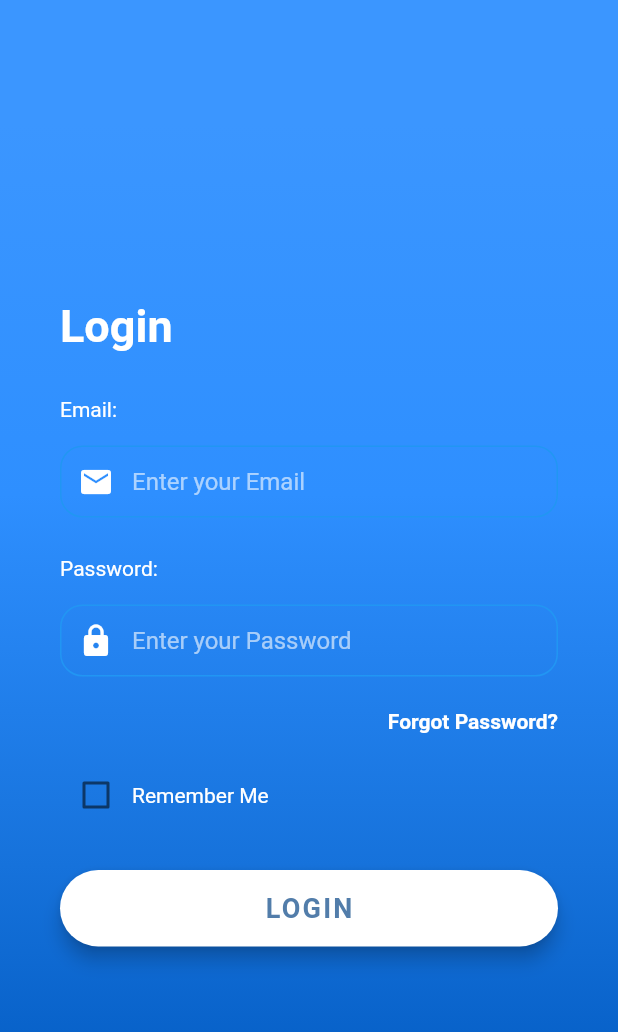
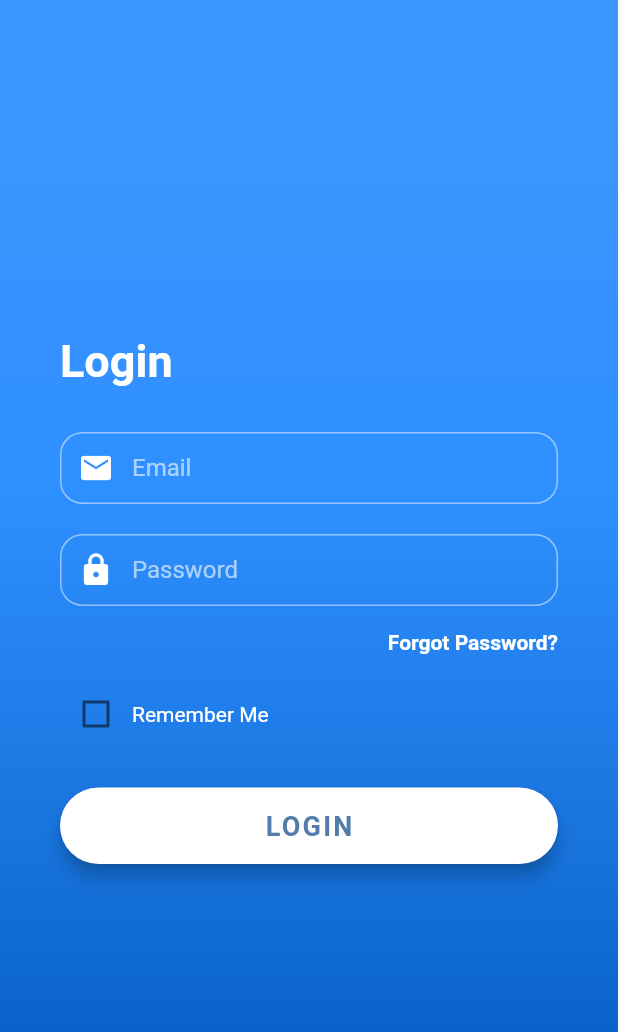
Before and after one commit to nathanpalamuttam/ShelterConnectOld, a Flutter app: the screen it shows after launch, after a tap on "LOGIN", on a phone screen of 412 x 824 dp. Shown: the top 1032 px of the screen. Run offline on Flutter 3.47's test engine with Material 2 defaults, Android fonts, the phone set to English and light mode, and no system bars; our stand-ins replace firebase_auth, google_fonts, google_maps_flutter, google_sign_in; accounts and stored records are empty.

Commit message:
Clean up login page + add more constants

```diff
--- a/lib/components/login_page_buttons.dart
+++ b/lib/components/login_page_buttons.dart
@@ -1,143 +1,59 @@
 import 'package:flutter/material.dart';
 import 'package:flutter/services.dart';
+import 'package:flutter_app/constants.dart';
 
 //TODO: Consolidate components
 
-class EmailText extends StatelessWidget {
-  final String buttonText;
+class RoundedTextField extends StatelessWidget {
+  final String hintText;
+  final IconData icon;
+  final Function onChanged;
+  final bool obscureText;
 
-  EmailText(this.buttonText);
+  RoundedTextField({this.hintText, this.icon, this.onChanged, this.obscureText = false});
 
   @override
   Widget build(BuildContext context) {
     return Column(
       crossAxisAlignment: CrossAxisAlignment.center,
       children: <Widget>[
-        Container(
-          child: Text(
-            buttonText,
-            style: TextStyle(
-              color: Colors.white,
-            )
-          ),
-          alignment: Alignment.centerLeft,
-        ),
-        SizedBox(height: 10.0),
-        Container(
-          alignment: Alignment.centerLeft,
-          height: 60.0,
-          child: TextField(
-            obscureText: true,
-            keyboardType: TextInputType.emailAddress,
-            style: TextStyle(color: Colors.white),
+        TextField(
+          style: defaultTextStyle,
           decoration: InputDecoration(
             enabledBorder: OutlineInputBorder(
-                  borderSide: BorderSide(color: Colors.blue),
-                  borderRadius: BorderRadius.all(Radius.circular(15),
-                  )),
+              borderSide: BorderSide(color: Colors.white.withOpacity(0.5)),
+              borderRadius: BorderRadius.circular(15.0),
+            ),
             focusedBorder: OutlineInputBorder(
-                  borderSide: BorderSide(color: Colors.blue[600]),
-                  borderRadius: BorderRadius.all(Radius.circular(15))),
+              borderSide: BorderSide(
+                color: Colors.white.withOpacity(0.7),
+                width: 1.5,
+              ),
+              borderRadius: BorderRadius.circular(15.0),
+            ),
             contentPadding: EdgeInsets.only(top: 14.0),
             prefixIcon: Icon(
-                Icons.email,
+              icon,
               color: Colors.white,
             ),
-              hintText: 'Enter your Email',
-              hintStyle: TextStyle(
+            labelText: hintText,
+            labelStyle: TextStyle(
               color: Colors.white60
             )
           ),
-          ),
+          onChanged: onChanged,
+          obscureText: obscureText,
         ),
       ]
     );
   }
 }
 
-class PasswordText extends StatelessWidget {
-  final String buttonText;
+class RoundedButton extends StatelessWidget {
+  final String text;
+  final Function onPressed;
 
-  PasswordText(this.buttonText);
-
-  @override
-  Widget build(BuildContext context) {
-    return Column(
-      crossAxisAlignment: CrossAxisAlignment.center,
-      children: <Widget>[
-        Container(
-          child: Text(
-            buttonText,
-            style: TextStyle(
-              color: Colors.white
-            )
-          ),
-          alignment: Alignment.centerLeft,
-        ),
-        SizedBox(height: 10.0),
-        Container(
-          alignment: Alignment.centerLeft,
-          height: 60.0,
-          child: TextField(
-            obscureText: true,
-            keyboardType: TextInputType.emailAddress,
-            style: TextStyle(color: Colors.white),
-            decoration: InputDecoration(
-              enabledBorder: OutlineInputBorder(
-                  borderSide: BorderSide(color: Colors.blue),
-                  borderRadius: BorderRadius.all(Radius.circular(15))),
-              focusedBorder: OutlineInputBorder(
-                  borderSide: BorderSide(color: Colors.blue[600]),
-                  borderRadius: BorderRadius.all(Radius.circular(15))),
-              contentPadding: EdgeInsets.only(top: 14.0),
-              prefixIcon: Icon(
-                Icons.lock,
-                color: Colors.white,
-              ),
-              hintText: 'Enter your Password',
-              hintStyle: TextStyle(
-                color: Colors.white60
-              ),
-            ),
-          ),
-        )
-      ]
-    );
-  }
-}
-
-class ForgotPassword extends StatelessWidget {
-  final String buttonText;
-
-  ForgotPassword(this.buttonText);
-
-  @override
-  Widget build(BuildContext context) {
-    return Container(
-      alignment: Alignment.centerRight,
-      child: FlatButton(
-        onPressed: () => print('Forgot Password Button Pressed'),
-        padding: EdgeInsets.only(right: 0.0),
-        child: Text(
-          buttonText,
-          style: TextStyle(
-            color: Colors.white,
-            fontSize: 14.0,
-            fontWeight: FontWeight.bold
-          ),
-          //style: kLabelStyle,
-        ),
-      ),
-    );
-  }
-}
-
-class RoundedButton extends StatelessWidget {
-  final String buttonText;
-
-  final String route;
-
-  RoundedButton(this.buttonText, this.route);
+  RoundedButton({this.text, this.onPressed});
 
   @override
   Widget build(BuildContext context) {
@@ -146,16 +62,14 @@ class RoundedButton extends StatelessWidget {
       width: double.infinity,
       child: RaisedButton(
         elevation: 5.0,
-        onPressed: () {
-          Navigator.pushNamed(context, route);
-        },
+        onPressed: onPressed,
         padding: EdgeInsets.all(15.0),
         shape: RoundedRectangleBorder(
           borderRadius: BorderRadius.circular(30.0),
         ),
         color: Colors.white,
         child: Text(
-          buttonText,
+          text,
           style: TextStyle(
             color: Color(0xFF527DAA),
             letterSpacing: 1.5,
@@ -181,9 +95,7 @@ class AccountName extends StatelessWidget {
           Container(
             child: Text(
                 buttontext,
-                style: TextStyle(
-                  color: Colors.white,
-                )
+                style: defaultTextStyle
             ),
             alignment: Alignment.centerLeft,
           ),
@@ -194,7 +106,7 @@ class AccountName extends StatelessWidget {
             child: TextField(
               obscureText: true,
               keyboardType: TextInputType.emailAddress,
-              style: TextStyle(color: Colors.white),
+              style: defaultTextStyle,
               decoration: InputDecoration(
                   enabledBorder: OutlineInputBorder(
                       borderSide: BorderSide(color: Colors.blue),
@@ -232,9 +144,7 @@ class ReenterPassword extends StatelessWidget {
           Container(
             child: Text(
                 buttontext,
-                style: TextStyle(
-                  color: Colors.white,
-                )
+                style: defaultTextStyle,
             ),
             alignment: Alignment.centerLeft,
           ),
@@ -245,7 +155,7 @@ class ReenterPassword extends StatelessWidget {
             child: TextField(
               obscureText: true,
               keyboardType: TextInputType.emailAddress,
-              style: TextStyle(color: Colors.white),
+              style: defaultTextStyle,
               decoration: InputDecoration(
                   enabledBorder: OutlineInputBorder(
                       borderSide: BorderSide(color: Colors.blue),
@@ -287,9 +197,7 @@ class SignInWith extends StatelessWidget {
         SizedBox(height: 20.0),
         Text(
           'Sign up with',
-          style: TextStyle(
-            color: Colors.white
-          ),
+          style: defaultTextStyle,
         ),
       ],
     );
@@ -397,36 +305,3 @@ class SignUp extends StatelessWidget {
     );
   }
 }
-
-class RememberMe extends StatefulWidget {
-  @override
-  _RememberMeState createState() => _RememberMeState();
-}
-
-class _RememberMeState extends State<RememberMe> {
-bool checkBoxValue = false;
-
-  @override
-  Widget build(BuildContext context) {
-    return Row(
-      children: <Widget>[
-        Checkbox(
-          value: checkBoxValue,
-          checkColor: Colors.blue,
-          activeColor: Colors.white,
-          onChanged: (val) {
-            setState((){
-              checkBoxValue = val;
-            });
-          },
-        ),
-        Text(
-          'Remember Me',
-          style: TextStyle(
-            color: Colors.white
-          ),
-        ),
-      ]
-    );
-  }
-}
--- a/lib/constants.dart
+++ b/lib/constants.dart
@@ -15,3 +15,8 @@ final LinearGradient blueGradient = LinearGradient(
   ],
   stops: [0.1, 0.4, 0.7, 0.9],
 );
+
+//Text styles
+final TextStyle defaultTextStyle = TextStyle(
+  color: Colors.white
+);
--- a/lib/pages/create_account_page.dart
+++ b/lib/pages/create_account_page.dart
@@ -46,12 +46,17 @@ class _AccountState extends State<Account> {
                               ),
                               SizedBox(height: 30.0),
                               AccountName('Name'),
-                              EmailText('Email'),
-                              PasswordText('Password'),
+//                              EmailText('Email'),
+//                              PasswordText('Password'),
                               ReenterPassword('Re-enter Password'),
                               SizedBox(height: 1),
                               SizedBox(height: 1),
-                              RoundedButton('CREATE ACCOUNT', ''),
+                              RoundedButton(
+                                text: 'CREATE ACCOUNT',
+                                onPressed: () {
+                                  //TODO
+                                }
+                              ),
 
                             ]),
                       ),
--- a/lib/pages/login_page.dart
+++ b/lib/pages/login_page.dart
@@ -1,5 +1,4 @@
 import 'package:flutter/material.dart';
-import 'package:flutter/services.dart';
 
 import 'package:flutter_app/components/login_page_buttons.dart';
 
@@ -11,31 +10,24 @@ class LoginPage extends StatefulWidget {
 }
 
 class _LoginPageState extends State<LoginPage> {
+  String email, password;
+  bool rememberMe = false;
 
   @override
   Widget build(BuildContext context) {
     return Scaffold(
-      body: AnnotatedRegion<SystemUiOverlayStyle>(
-        value: SystemUiOverlayStyle.light,
-              child: GestureDetector(
-                onTap: () => FocusScope.of(context).unfocus(),
-          child: Stack(
-          children: <Widget>[
-            Container(
-                height: double.infinity,
-                width: double.infinity,
+      body: SingleChildScrollView(
+        child: Container(
+          height: MediaQuery.of(context).size.height,
           decoration: BoxDecoration(
             gradient: blueGradient,
           ),
-            ),
-            Container(
-                height: double.infinity,
-                child: SingleChildScrollView(
+          child: Padding(
             padding: EdgeInsets.symmetric(
               horizontal: 40.0,
-                    vertical: 200.0,
             ),
             child: Column(
+              mainAxisAlignment: MainAxisAlignment.center,
               children: <Widget>[
                 Container(
                   alignment: Alignment.topLeft,
@@ -47,96 +39,63 @@ class _LoginPageState extends State<LoginPage> {
                     ),
                     ),
                 ),
-
                 SizedBox(height: 30.0),
-                      EmailText('Email:'),
-                      SizedBox(height: 20.0,),
-                      PasswordText('Password:'),
-                      ForgotPassword('Forgot Password?'),
-                      SizedBox(height: 1),
-                      RememberMe(),
-                      SizedBox(height: 1),
-                      RoundedButton('LOGIN', ''),
-
-                    ]),
+                RoundedTextField(
+                  hintText: 'Email',
+                  icon: Icons.email,
+                  onChanged: (val) {
+                    email = val;
+                  },
+                ),
+                SizedBox(height: 20.0),
+                RoundedTextField(
+                  hintText: 'Password',
+                  icon: Icons.lock,
+                  obscureText: true,
+                  onChanged: (val) {
+                    password = val;
+                  }
+                ),
+                Container(
+                  alignment: Alignment.centerRight,
+                  child: FlatButton(
+                    onPressed: () => print('Forgot Password Button Pressed'),
+                    padding: EdgeInsets.only(right: 0.0),
+                    child: Text(
+                      'Forgot Password?',
+                      style: defaultTextStyle.copyWith(fontWeight: FontWeight.bold)
                     ),
                   ),
-      ]))),
+                ),
+                Row(
+                  children: <Widget>[
+                    Checkbox(
+                      value: rememberMe,
+                      checkColor: Colors.blue,
+                      activeColor: Colors.white,
+                      onChanged: (val) {
+                        setState(() {
+                          rememberMe = val;
+                        });
+                      },
+                    ),
+                    Text(
+                      'Remember Me',
+                      style: defaultTextStyle,
+                    ),
+                  ]
+                ),
+                RoundedButton(
+                  text: 'LOGIN',
+                  onPressed: () {
+                    //TODO
+                  },
+                ),
+              ]
+            ),
+          ),
+        ),
+      ),
     );
   }
-
 }
-
-
-// class LoginPage extends StatelessWidget {
-//   @override
-
-//   @override
-//   Widget build(BuildContext context) {
-//     return Scaffold(
-//       body: AnnotatedRegion<SystemUiOverlayStyle>(
-//         value: SystemUiOverlayStyle.light,
-//         child: GestureDetector(
-//           onTap: () => FocusScope.of(context).unfocus(),
-//           child: Stack(
-//             children: <Widget>[
-//               Container(
-//                 height: double.infinity,
-//                 width: double.infinity,
-//                 decoration: BoxDecoration(
-//                   gradient: LinearGradient(
-//                     begin: Alignment.topCenter,
-//                     end: Alignment.bottomCenter,
-//                     colors: [
-//                       Color(0xFF3B96FF),
-//                       Color(0xFF2E8FFF),
-//                       Color(0xFF1672DB),
-//                       Color(0xFF025BC2),
-//                       // Color(0xFF73AEF5),
-//                       // Color(0xFF61A4F1),
-//                       // Color(0xFF478DE0),
-//                       // Color(0xFF398AE5),
-//                     ],
-//                     stops: [0.1, 0.4, 0.7, 0.9],
-//                   ),
-//                 ),
-//               ),
-//               Container(
-//                 height: double.infinity,
-//                 child: SingleChildScrollView(
-//                   physics: AlwaysScrollableScrollPhysics(),
-//                   padding: EdgeInsets.symmetric(
-//                     horizontal: 40.0,
-//                     vertical: 120.0,
-//                   ),
-//                   child: Column(
-//                     mainAxisAlignment: MainAxisAlignment.center,
-//                     children: <Widget>[
-//                       Text(
-//                         'Sign In',
-//                         style: TextStyle(
-//                           color: Colors.white,
-//                           fontSize: 30.0,
-//                           fontWeight: FontWeight.bold,
-//                         ),
-//                       ),
-//                       SizedBox(height: 30.0),
-//                       SignInButton(
-//                         text: 'Sign in with Google',
-//                         onPressed: () {
-//                           signInWithGoogle().whenComplete(() {
-//                             Navigator.pushNamed(context, '/route_selection');
-//                           });
-//                         },
-//                       ),
-//                     ]
-//                   ),
-//                 ),
-//               ),
-//             ]
-//           )
-//         )
-//       ),
-//     );
-//   }
-// }
--- a/lib/pages/settings.dart
+++ b/lib/pages/settings.dart
@@ -16,9 +16,9 @@ class _SettingsPageState extends State<SettingsPage> {
           preferredSize: Size.fromHeight(45.0),
           child: AppBar(
             centerTitle: true,
-            title: const Text(
+            title: Text(
               'Settings',
-              style: TextStyle(color: Colors.white),
+              style: defaultTextStyle,
             ),
             backgroundColor: Color(0xFF3B96FF),
           ),
--- a/lib/pages/signin_page.dart
+++ b/lib/pages/signin_page.dart
@@ -48,7 +48,12 @@ class _SignUpPageState extends State<SignUpPage> {
                       ),
 
                       SizedBox(height: 10.0),
-                      RoundedButton('SET UP A NEW ACCOUNT', '/create_account'),
+                      RoundedButton(
+                        text: 'SET UP A NEW ACCOUNT',
+                        onPressed: () {
+                          Navigator.pushNamed(context, '/create_account');
+                        }
+                      ),
                       SignInWith(),
                       LoginRow(),
                       SizedBox(height: 0),
--- a/lib/pages/welcome_page.dart
+++ b/lib/pages/welcome_page.dart
@@ -32,8 +32,18 @@ class _WelcomePageState extends State<WelcomePage> {
                   fontWeight: FontWeight.bold,
                 ),
               ),
-              RoundedButton('LOGIN', '/login'),
-              RoundedButton('SIGN UP', '/signup'),
+              RoundedButton(
+                text: 'LOGIN',
+                onPressed: () {
+                  Navigator.pushNamed(context, '/login');
+                },
+              ),
+              RoundedButton(
+                text: 'SIGN UP',
+                onPressed: () {
+                  Navigator.pushNamed(context, '/signup');
+                },
+              ),
             ]
           ),
         ),
```
Lines whose indentation alone changed are shown as unchanged.
